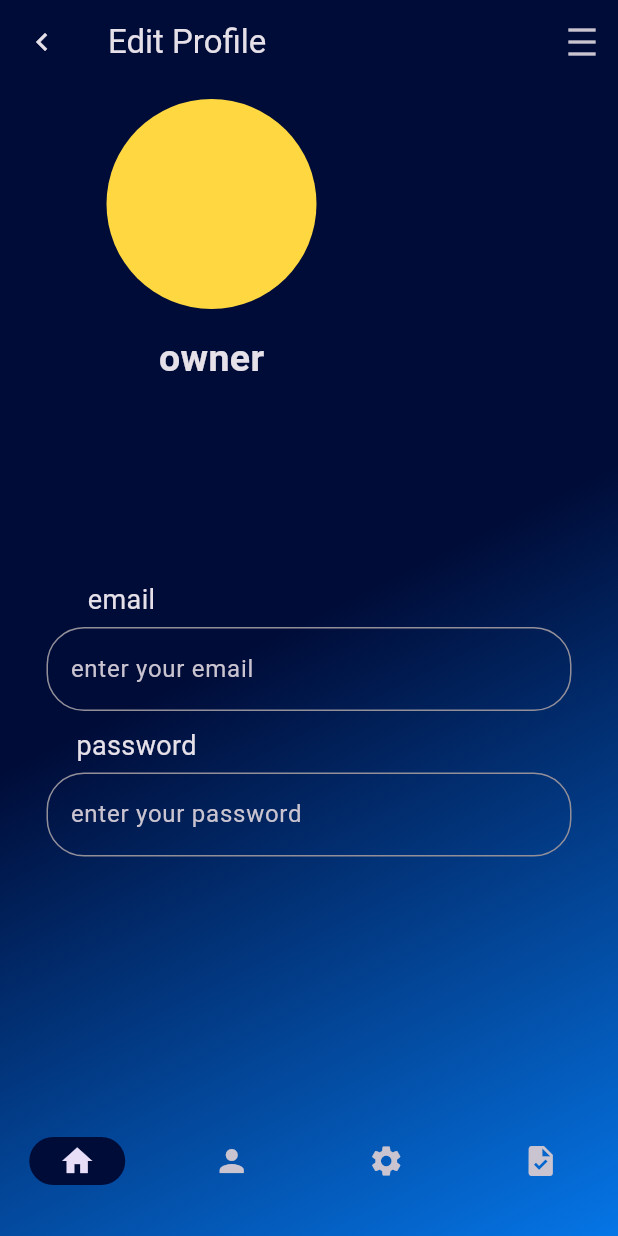
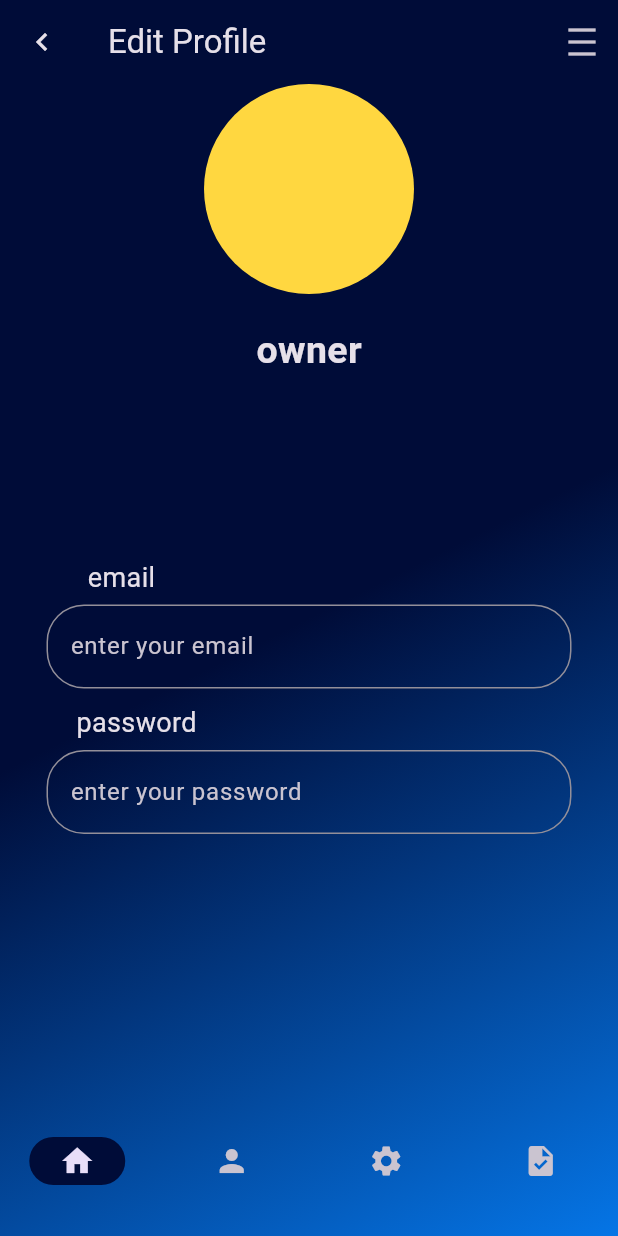
Before and after one commit to albeek0/doptica_app, a Flutter app: the screen it shows after launch, on a phone screen of 412 x 824 dp. Run offline on Flutter 3.47's test engine with Material 3 defaults, Android fonts, the phone set to English and light mode, and no system bars; our stand-ins replace go_router.

```diff
--- a/lib/featurs/edit_profile_feature.dart/edit_profile_view.dart
+++ b/lib/featurs/edit_profile_feature.dart/edit_profile_view.dart
@@ -34,19 +34,21 @@ class EditProfileView extends StatelessWidget {
               children: [
                 CustomeCircleAvatar(),
                 Padding(
-                  padding: EdgeInsets.only(top: 15, right: 130),
+                  padding: EdgeInsets.all(20.0),
                   child: Text(
                     "owner",
                     style: TextStyle(fontSize: 25, fontWeight: FontWeight.bold),
                   ),
                 ),
                 SizedBox(
-                  height: 130,
+                  height: 100,
                 ),
                 CutomeHintText(
                   hint: "email",
                 ),
-                CustomeFormFiled(hint2: "enter your email",),
+                CustomeFormFiled(
+                  hint2: "enter your email",
+                ),
                 SizedBox(
                   height: 10,
                 ),
@@ -54,7 +56,9 @@ class EditProfileView extends StatelessWidget {
                   padding: EdgeInsets.only(left: 20),
                   child: CutomeHintText(hint: "password"),
                 ),
-                CustomeFormFiled(hint2: "enter your password",),
+                CustomeFormFiled(
+                  hint2: "enter your password",
+                ),
               ],
             ),
           ])),
--- a/lib/featurs/edit_profile_feature.dart/widget/Circleavatar.dart
+++ b/lib/featurs/edit_profile_feature.dart/widget/Circleavatar.dart
@@ -5,14 +5,11 @@ class CustomeCircleAvatar extends StatelessWidget {
 
   @override
   Widget build(BuildContext context) {
-    return Padding(
-      padding: const EdgeInsets.only(top: 10, right: 130),
-      child: Container(
-        decoration: BoxDecoration(
-            color: Colors.amberAccent, borderRadius: BorderRadius.circular(70)),
-        width: 140,
-        height: 140,
-      ),
+    return Container(
+      decoration: BoxDecoration(
+          color: Colors.amberAccent, borderRadius: BorderRadius.circular(70)),
+      width: 140,
+      height: 140,
     );
   }
 }
```
Also changed, not shown: lib/featurs/profile_feature/profile_view.dart (+43 -1 lines).
